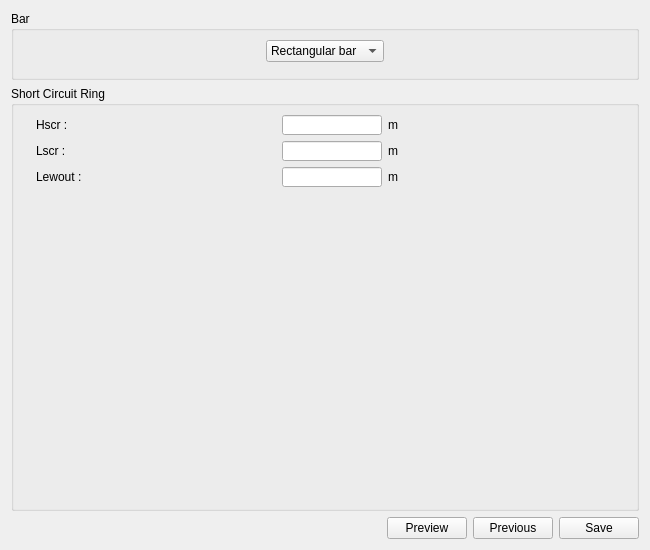
Above: pyleecan/GUI/Dialog/DMachineSetup/SBar/SBar.ui from Eomys/pyleecan before the change. Below: the same form after it.
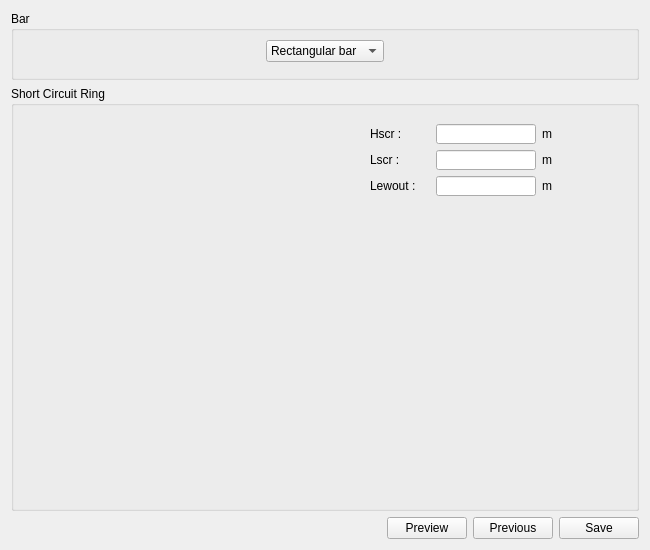
That is the form after the change. Icons and pictures are not drawn. Custom widgets are drawn as their Qt base class.

```diff
--- a/pyleecan/GUI/Dialog/DMachineSetup/SBar/SBar.ui
+++ b/pyleecan/GUI/Dialog/DMachineSetup/SBar/SBar.ui
@@ -108,6 +108,19 @@
        </widget>
       </item>
       <item>
+       <widget class="QWidget" name="widget" native="true">
+        <property name="minimumSize">
+         <size>
+          <width>250</width>
+          <height>0</height>
+         </size>
+        </property>
+        <property name="maximumSize">
+         <size>
+          <width>250</width>
+          <height>16777215</height>
+         </size>
+        </property>
        <layout class="QVBoxLayout" name="verticalLayout_3">
         <item>
          <layout class="QGridLayout" name="gridLayout">
@@ -255,7 +268,11 @@
           </property>
          </spacer>
         </item>
-       </layout>
+         <item>
+          <widget class="WMatSelect" name="w_mat" native="true"/>
+         </item>
+        </layout>
+       </widget>
       </item>
      </layout>
     </widget>
```
Left out of the diff: 3 changed lines with no effect on the pictures. Lines whose indentation alone changed are shown as unchanged.
